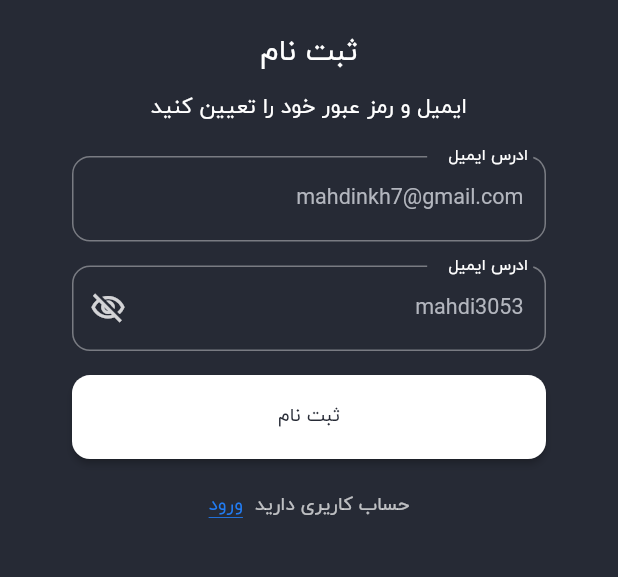
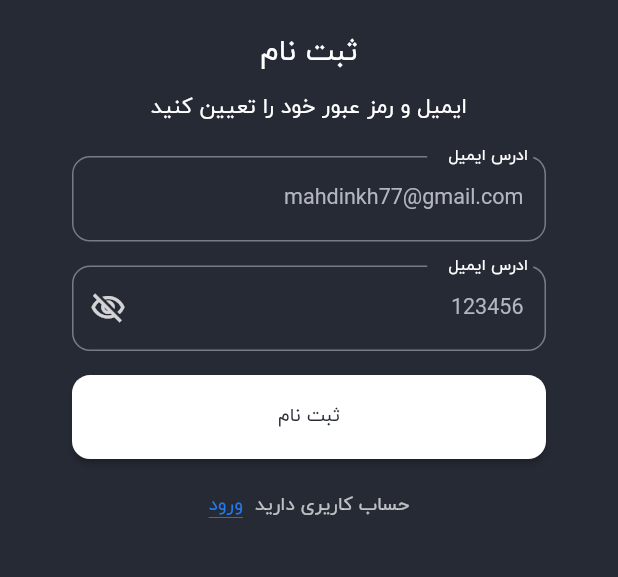
Before and after one commit to mahdinaghikhanii/nike-shop, a Flutter app: the screen it shows after launch, after a tap on "حساب کاربری ندارید ؟", on a phone screen of 412 x 824 dp, the part 391-968 px from its top. Run offline on Flutter 3.47's test engine with Material 2 defaults, Android fonts, the phone set to English and light mode, and no system bars; our stand-ins replace cached_network_image, dio, equatable, flutter_bloc, shared_preferences, smooth_page_indicator; network calls fail.

Commit message:
crete authBloc

```diff
--- a/lib/data/repo/auth_repository.dart
+++ b/lib/data/repo/auth_repository.dart
@@ -16,7 +16,9 @@ class AuthRepository implements IAuthRepository {
   static final ValueNotifier<AuthInfo?> authChangeNotifier =
       ValueNotifier(null);
   final IAuthDataSource dataSource;
-  AuthRepository(this.dataSource);
+  AuthRepository(
+    this.dataSource,
+  );
   @override
   Future<void> login(String username, String password) async {
     final AuthInfo authInfo = await dataSource.login(username, password);
@@ -37,7 +39,8 @@ class AuthRepository implements IAuthRepository {
 
   @override
   Future<void> refReshToken() async {
-    final AuthInfo authInfo = await dataSource.refreshToken("s");
+    final AuthInfo authInfo = await dataSource.refreshToken(
+        "eyJ0eXAiOiJKV1QiLCJhbGciOiJSUzI1NiIsImp0aSI6IjAyYmE1NjVmNGZlYWVmNmIzMDQwZmE3NmU4ZTVlZjQzZTg1YjdkYjM3ZDFjMzBkNDEzM2ViNDFiYjk4N2Zk…");
     _persisAuthTokens(authInfo);
   }
 
--- a/lib/main.dart
+++ b/lib/main.dart
@@ -7,6 +7,7 @@ import 'theme.dart';
 void main() {
   WidgetsFlutterBinding.ensureInitialized();
   authRepository.laodAuthInfo();
+  print(authRepository.laodAuthInfo());
   runApp(const MyApp());
 }
 
--- a/lib/ui/auth/auth.dart
+++ b/lib/ui/auth/auth.dart
@@ -1,5 +1,7 @@
 import 'package:flutter/material.dart';
+import 'package:flutter_bloc/flutter_bloc.dart';
 import 'package:nike/data/repo/auth_repository.dart';
+import 'package:nike/ui/auth/bloc/auth_bloc.dart';
 
 class AuthScrean extends StatefulWidget {
   const AuthScrean({super.key});
@@ -9,11 +11,11 @@ class AuthScrean extends StatefulWidget {
 }
 
 class _AuthScreanState extends State<AuthScrean> {
-  bool isLogin = true;
-  TextEditingController usernameController =
-      TextEditingController(text: "mahdinkh7@gmail.com");
-  TextEditingController passwordController =
-      TextEditingController(text: "mahdi3053");
+  final TextEditingController usernameController =
+      TextEditingController(text: "mahdinkh77@gmail.com");
+  final TextEditingController passwordController =
+      TextEditingController(text: "123456");
+
   @override
   Widget build(BuildContext context) {
     final ThemeData themeData = Theme.of(context);
@@ -39,7 +41,27 @@ class _AuthScreanState extends State<AuthScrean> {
                       const BorderSide(color: Colors.white, width: 1)))),
       child: Scaffold(
         backgroundColor: themeData.colorScheme.secondary,
-        body: Padding(
+        body: BlocProvider<AuthBloc>(
+          create: ((context) {
+            final bloc = AuthBloc(authRepository);
+            bloc.add(AuthStarted());
+            bloc.stream.forEach((state) {
+              if (state is AuthSuccess) {
+                Navigator.of(context).pop();
+              } else if (state is AuthError) {
+                ScaffoldMessenger.of(context).showSnackBar(
+                    SnackBar(content: Text(state.exception.toString())));
+              }
+            });
+            return bloc;
+          }),
+          child:
+              BlocBuilder<AuthBloc, AuthState>(buildWhen: (previous, current) {
+            return current is AuthLoading ||
+                current is AuthInitial ||
+                current is AuthError;
+          }, builder: (BuildContext context, state) {
+            return Padding(
               padding: const EdgeInsets.only(left: 48, right: 48),
               child: Column(
                 mainAxisAlignment: MainAxisAlignment.center,
@@ -51,14 +73,16 @@ class _AuthScreanState extends State<AuthScrean> {
                     width: 120,
                   ),
                   const SizedBox(height: 24),
-              Text(isLogin ? 'خوش امدید' : "ثبت نام",
-                  style: const TextStyle(color: onBackground, fontSize: 22)),
+                  Text(state.isLoginMode ? 'خوش امدید' : "ثبت نام",
+                      style:
+                          const TextStyle(color: onBackground, fontSize: 22)),
                   const SizedBox(height: 16),
                   Text(
-                  isLogin
+                      state.isLoginMode
                           ? 'لطفا وارد حساب کاربردی خود شوید'
                           : 'ایمیل و رمز عبور خود را تعیین کنید',
-                  style: const TextStyle(color: onBackground, fontSize: 16)),
+                      style:
+                          const TextStyle(color: onBackground, fontSize: 16)),
                   const SizedBox(height: 24),
                   TextField(
                       controller: usernameController,
@@ -67,31 +91,36 @@ class _AuthScreanState extends State<AuthScrean> {
                           const InputDecoration(label: Text('ادرس ایمیل   '))),
                   const SizedBox(height: 16),
                   _PasswordTextField(
-                  onBackground: onBackground, controller: passwordController),
+                      onBackground: onBackground,
+                      controller: passwordController),
                   const SizedBox(height: 16),
                   ElevatedButton(
                       onPressed: () {
-                    authRepository.signUp(
-                        usernameController.text, passwordController.text);
+                        authRepository.signUp(usernameController.text.trim(),
+                            passwordController.text.trim());
                       },
-                  child: Text(isLogin ? 'ورود' : 'ثبت نام')),
+                      child: state is AuthLoading
+                          ? const CircularProgressIndicator()
+                          : Text(state.isLoginMode ? 'ورود' : 'ثبت نام')),
                   const SizedBox(height: 24),
                   GestureDetector(
                     onTap: () {
-                  setState(() {
-                    isLogin = !isLogin;
-                  });
+                      BlocProvider.of<AuthBloc>(context)
+                          .add(AuthModeChanfeIsClicked());
                     },
                     child: Row(
                       mainAxisAlignment: MainAxisAlignment.center,
                       children: [
                         Text(
-                      isLogin ? "حساب کاربری ندارید ؟" : "حساب کاریری دارید",
-                      style: TextStyle(color: onBackground.withOpacity(0.7)),
+                          state.isLoginMode
+                              ? "حساب کاربری ندارید ؟"
+                              : "حساب کاریری دارید",
+                          style:
+                              TextStyle(color: onBackground.withOpacity(0.7)),
                         ),
                         const SizedBox(width: 8),
                         Text(
-                      isLogin ? 'ثبت نام' : "ورود",
+                          state.isLoginMode ? 'ثبت نام' : "ورود",
                           style: TextStyle(
                               color: themeData.colorScheme.primary,
                               decoration: TextDecoration.underline),
@@ -101,6 +130,8 @@ class _AuthScreanState extends State<AuthScrean> {
                   )
                 ],
               ),
+            );
+          }),
         ),
       ),
     );
--- /dev/null
+++ b/lib/ui/auth/bloc/auth_bloc.dart
@@ -0,0 +1,34 @@
+import 'package:equatable/equatable.dart';
+import 'package:flutter_bloc/flutter_bloc.dart';
+import 'package:nike/common/exceptions.dart';
+import 'package:nike/data/repo/auth_repository.dart';
+
+part 'auth_event.dart';
+part 'auth_state.dart';
+
+class AuthBloc extends Bloc<AuthEvent, AuthState> {
+  bool isLoginMode;
+  final AuthRepository authRepository;
+  AuthBloc(this.authRepository, {this.isLoginMode = true})
+      : super(AuthInitial(isLoginMode)) {
+    on<AuthEvent>((event, emit) async {
+      try {
+        if (event is AuthButtonIsClicked) {
+          emit(AuthLoading(isLoginMode));
+          if (isLoginMode) {
+            await authRepository.login(event.userName, event.password);
+            emit(AuthSuccess(isLoginMode));
+          } else {
+            await authRepository.signUp(event.userName, event.password);
+            emit(AuthSuccess(isLoginMode));
+          }
+        } else if (event is AuthModeChanfeIsClicked) {
+          isLoginMode = !isLoginMode;
+          emit(AuthInitial(isLoginMode));
+        }
+      } catch (e) {
+        emit(AuthError(isLoginMode, AppException()));
+      }
+    });
+  }
+}
--- /dev/null
+++ b/lib/ui/auth/bloc/auth_event.dart
@@ -0,0 +1,18 @@
+part of 'auth_bloc.dart';
+
+abstract class AuthEvent extends Equatable {
+  const AuthEvent();
+
+  @override
+  List<Object> get props => [];
+}
+
+class AuthStarted extends AuthEvent {}
+
+class AuthButtonIsClicked extends AuthEvent {
+  final String userName;
+  final String password;
+  const AuthButtonIsClicked(this.password, this.userName);
+}
+
+class AuthModeChanfeIsClicked extends AuthEvent {}
--- /dev/null
+++ b/lib/ui/auth/bloc/auth_state.dart
@@ -0,0 +1,27 @@
+part of 'auth_bloc.dart';
+
+abstract class AuthState extends Equatable {
+  const AuthState(this.isLoginMode);
+
+  final bool isLoginMode;
+
+  @override
+  List<Object> get props => [isLoginMode];
+}
+
+class AuthInitial extends AuthState {
+  const AuthInitial(super.isLoginMode);
+}
+
+class AuthLoading extends AuthState {
+  const AuthLoading(super.isLoginMode);
+}
+
+class AuthError extends AuthState {
+  final AppException exception;
+  const AuthError(super.isLoginMode, this.exception);
+}
+
+class AuthSuccess extends AuthState {
+  const AuthSuccess(super.isLoginMode);
+}
```
Lines whose indentation alone changed are shown as unchanged.
